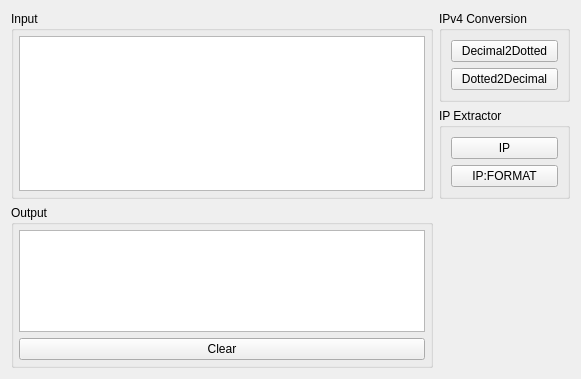
The window that ui/Utils/IpUtils.ui (caffedrine/CryptoPocketKnife) describes before a commit, drawn with Qt 5.
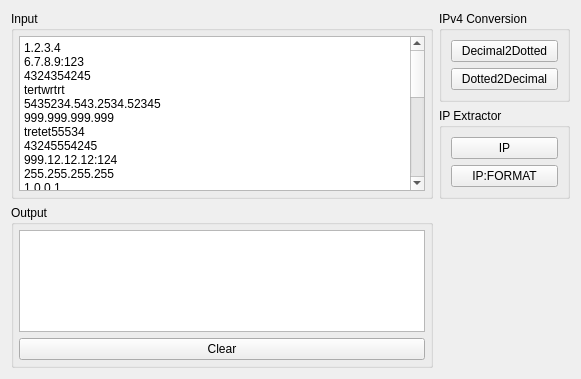
The same window after the commit.

Commit message: Add utils modules Finish IP addresses tool

```diff
--- a/ui/Utils/IpUtils.ui
+++ b/ui/Utils/IpUtils.ui
@@ -33,7 +33,37 @@
        <number>5</number>
       </property>
       <item row="0" column="0">
-       <widget class="QPlainTextEdit" name="plainTextEdit_Input"/>
+       <widget class="QPlainTextEdit" name="plainTextEdit_Input">
+        <property name="plainText">
+         <string>1.2.3.4
+6.7.8.9:123
+4324354245
+tertwrtrt
+5435234.543.2534.52345
+999.999.999.999
+tretet55534
+43245554245
+999.12.12.12:124
+255.255.255.255
+1.0.0.1
+0.0.0.0
+1.1.1.1:999
+432435424
+255.255.255.256
+255.255.255.255.255
+..1.2.3.6....
+1..2.3.4..5
+op4.4.4.4ss
+5.5.5.5bb
+6.6.6.6:90
+7.7.7.7:65535
+7.7.7.7:64536
+7.7.7.7:74536
+8.8.8.8:0
+9.9.9.9:
+1.1.1.1:a</string>
+        </property>
+       </widget>
       </item>
      </layout>
     </widget>
```
The commit also changes 8 other files.
